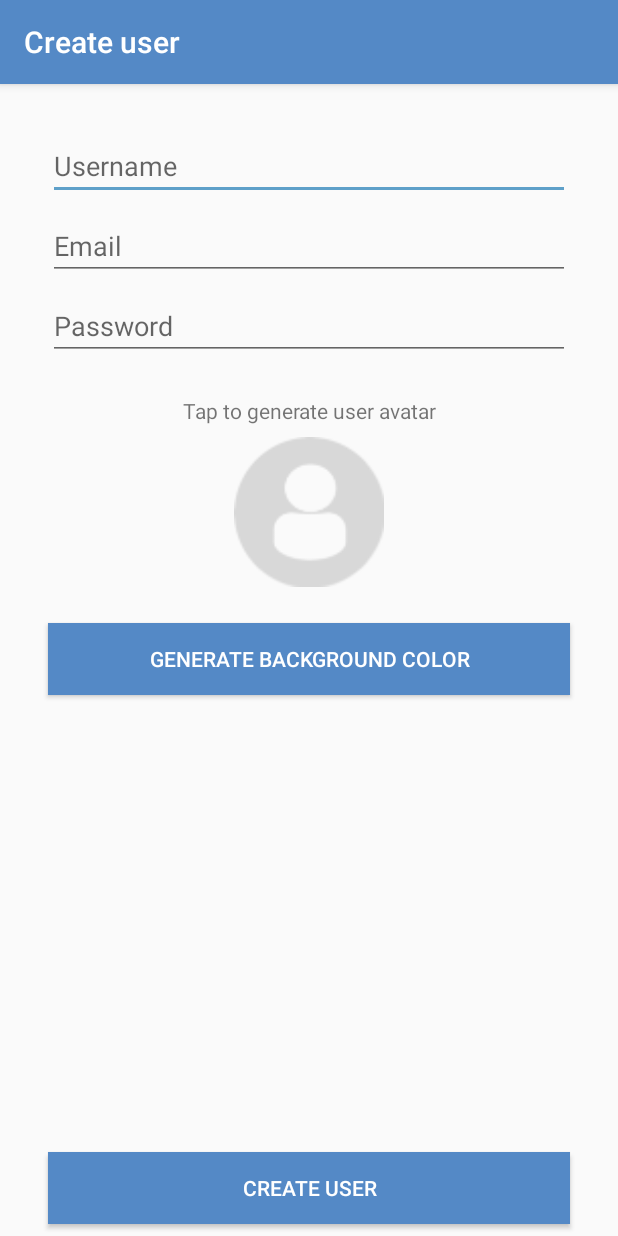
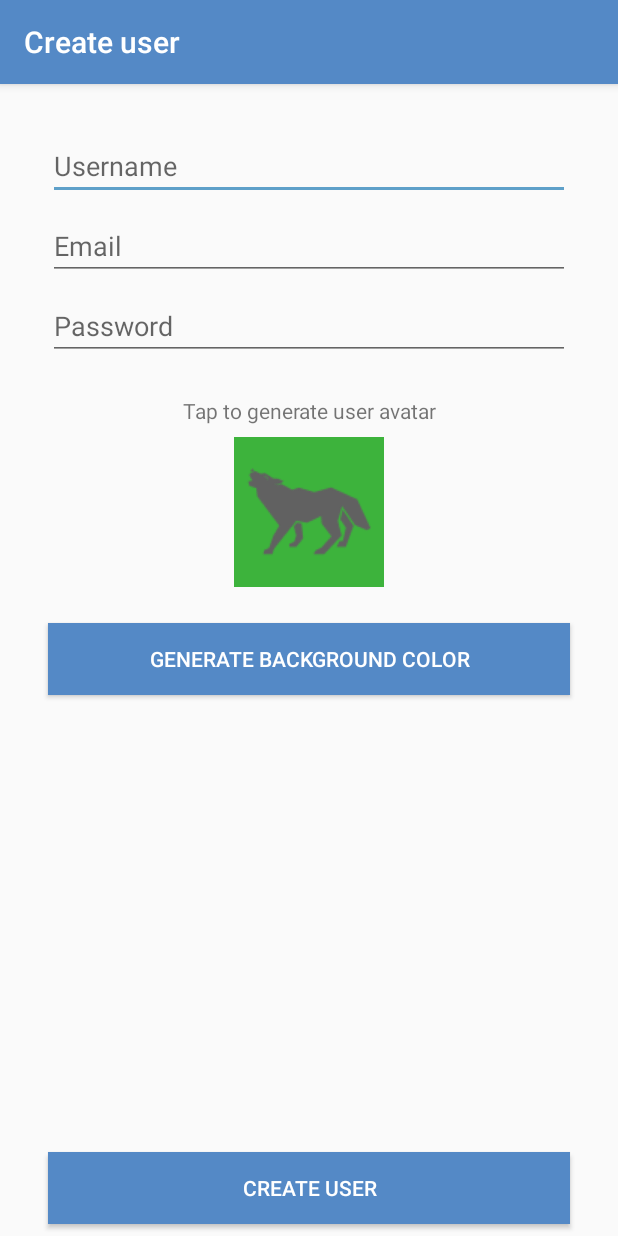
Before and after one commit to pr656d/Chat-App, an Android app: the CreateUserActivity screen opened directly, with no data from a screen before it, after a tap on "GENERATE BACKGROUND COLOR", on a phone screen of 412 x 824 dp. Run offline under Robolectric (Android 15) with nearby library versions, the phone set to English and light mode, and no system bars; 1 other tap on this screen came first.

Commit message:
avatar generator code added

```diff
--- a/app/src/main/java/com/androidev/learn/smack/CreateUserActivity.kt
+++ b/app/src/main/java/com/androidev/learn/smack/CreateUserActivity.kt
@@ -1,10 +1,16 @@
 package com.androidev.learn.smack
 
+import android.graphics.Color
 import android.os.Bundle
 import android.support.v7.app.AppCompatActivity
 import android.view.View
+import kotlinx.android.synthetic.main.activity_create_user.*
+import java.util.*
 
 class CreateUserActivity : AppCompatActivity() {
+
+    var userAvatar = "profileDefault"
+    var avatarColor = "[0.5, 0.5, 0.5, 1]"
 
     override fun onCreate(savedInstanceState: Bundle?) {
         super.onCreate(savedInstanceState)
@@ -12,15 +18,36 @@ class CreateUserActivity : AppCompatActivity() {
     }
 
     fun generateUserAvatar(view: View) {
+        val random = Random()
+        var color = random.nextInt(2)
+        var avatar = random.nextInt(28)
 
+        if (color == 0) {
+            userAvatar = "light$avatar"
+        } else {
+            userAvatar= "dark$avatar"
+        }
+
+        val resourceId = resources.getIdentifier(userAvatar, "drawable", packageName)
+        createAvatarImageView.setImageResource(resourceId)
+    }
+
+    fun generateColorClicked(view: View) {
+        val random = Random()
+        val r = random.nextInt(255)
+        val g = random.nextInt(255)
+        val b = random.nextInt(255)
+
+        createAvatarImageView.setBackgroundColor(Color.rgb(r,g,b))
+
+        val savedR = r.toDouble() / 255
+        val savedG = g.toDouble() / 255
+        val savedB = b.toDouble() / 255
+
+        avatarColor = "[$savedR, $savedG, $savedB, 1]"
     }
 
     fun createUserClicked(view: View) {
 
     }
-
-    fun generateColorClicked(view: View) {
-
-        }
-
 }
```
